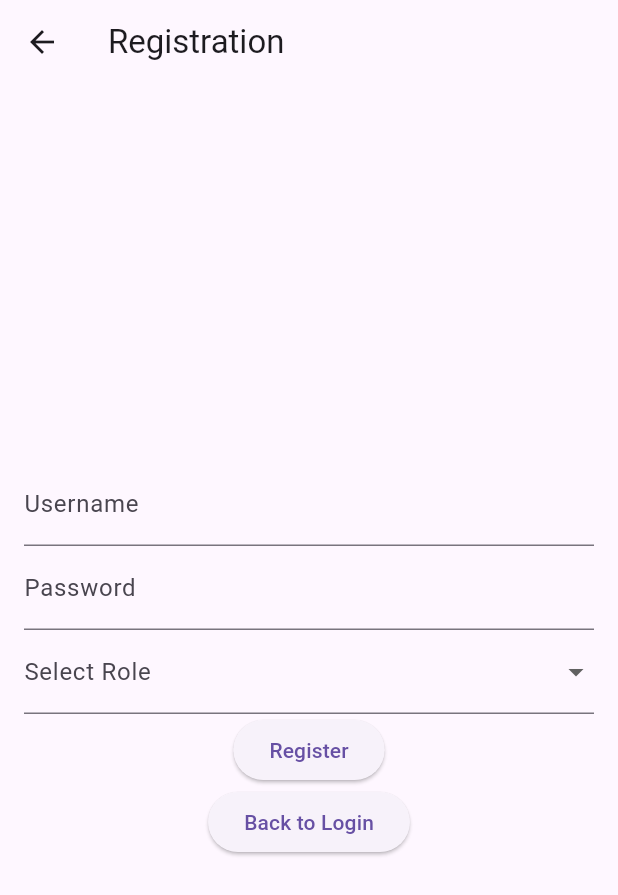
After one commit to Mrstark243/last, a Flutter app: the RegistrationScreen screen opened directly, on a phone screen of 412 x 824 dp. The commit adds this screen. Shown: the top 895 px of the screen. Run offline on Flutter 3.47's test engine with Material 3 defaults, Android fonts, the light colour scheme and no system bars; our stand-ins replace device_info_plus, permission_handler; missing offline and left inert: network_info_plus.

Commit message:
made some changes

```diff
--- /dev/null
+++ b/lib/screens/login_screen.dart
@@ -0,0 +1,61 @@
+import 'package:flutter/material.dart';
+import '../services/user_service.dart';
+
+class LoginScreen extends StatelessWidget {
+  const LoginScreen({Key? key}) : super(key: key);
+
+  @override
+  Widget build(BuildContext context) {
+    final TextEditingController _usernameController = TextEditingController();
+    final TextEditingController _passwordController = TextEditingController();
+
+    return Scaffold(
+      appBar: AppBar(
+        title: const Text('Login'),
+      ),
+      body: Padding(
+        padding: const EdgeInsets.all(16.0),
+        child: Column(
+          mainAxisAlignment: MainAxisAlignment.center,
+          children: [
+            TextField(
+              controller: _usernameController,
+              decoration: InputDecoration(labelText: 'Username'),
+            ),
+            TextField(
+              controller: _passwordController,
+              decoration: InputDecoration(labelText: 'Password'),
+              obscureText: true,
+            ),
+            ElevatedButton(
+              onPressed: () {
+                // Validate login credentials
+                String username = _usernameController.text;
+                String password = _passwordController.text;
+                try {
+                  User user = users.firstWhere((user) => user.username == username && user.password == password, orElse: () => throw Exception('User not found'));
+                  // Redirect based on role
+                  if (user.role == 'Teacher') {
+                    Navigator.pushReplacementNamed(context, '/teacher'); // Assume teacher route exists
+                  } else {
+                    Navigator.pushReplacementNamed(context, '/student'); // Assume student route exists
+                  }
+                } catch (e) {
+                  // Show error message
+                  ScaffoldMessenger.of(context).showSnackBar(SnackBar(content: Text('Invalid credentials!')));
+                }
+              },
+              child: const Text('Login'),
+            ),
+            ElevatedButton(
+              onPressed: () {
+                Navigator.pushReplacementNamed(context, '/register');
+              },
+              child: const Text('Register'),
+            ),
+          ],
+        ),
+      ),
+    );
+  }
+}
--- /dev/null
+++ b/lib/screens/registration_screen.dart
@@ -0,0 +1,73 @@
+import 'package:flutter/material.dart';
+import '../services/user_service.dart';
+
+class RegistrationScreen extends StatefulWidget {
+  const RegistrationScreen({Key? key}) : super(key: key);
+
+  @override
+  _RegistrationScreenState createState() => _RegistrationScreenState();
+}
+
+class _RegistrationScreenState extends State<RegistrationScreen> {
+  final TextEditingController _usernameController = TextEditingController();
+  final TextEditingController _passwordController = TextEditingController();
+  String? _selectedRole;
+
+  @override
+  Widget build(BuildContext context) {
+    return Scaffold(
+      appBar: AppBar(
+        title: const Text('Registration'),
+      ),
+      body: Padding(
+        padding: const EdgeInsets.all(16.0),
+        child: Column(
+          mainAxisAlignment: MainAxisAlignment.center,
+          children: [
+            TextField(
+              controller: _usernameController,
+              decoration: InputDecoration(labelText: 'Username'),
+            ),
+            TextField(
+              controller: _passwordController,
+              decoration: InputDecoration(labelText: 'Password'),
+              obscureText: true,
+            ),
+            DropdownButtonFormField<String>(
+              decoration: InputDecoration(labelText: 'Select Role'),
+              items: <String>['Teacher', 'Student']
+                  .map((String value) {
+                return DropdownMenuItem<String>(
+                  value: value,
+                  child: Text(value),
+                );
+              }).toList(),
+              onChanged: (String? newValue) {
+                setState(() {
+                  _selectedRole = newValue;
+                });
+              },
+            ),
+            ElevatedButton(
+              onPressed: () {
+                if (_selectedRole == null) {
+                  ScaffoldMessenger.of(context).showSnackBar(SnackBar(content: Text('Please select a role.')));
+                  return;
+                }
+                registerUser(_usernameController.text, _passwordController.text, _selectedRole!);
+                Navigator.pop(context); // Navigate back to LoginScreen
+              },
+              child: const Text('Register'),
+            ),
+            ElevatedButton(
+              onPressed: () {
+                Navigator.pop(context); // Navigate back to LoginScreen
+              },
+              child: const Text('Back to Login'),
+            ),
+          ],
+        ),
+      ),
+    );
+  }
+}
--- /dev/null
+++ b/lib/services/user_service.dart
@@ -0,0 +1,13 @@
+class User {
+  String username;
+  String password;
+  String role;
+
+  User({required this.username, required this.password, required this.role});
+}
+
+List<User> users = []; // In-memory storage for users
+
+void registerUser(String username, String password, String role) {
+  users.add(User(username: username, password: password, role: role));
+}
```
Also changed, not shown: lib/screens/student_screen.dart (+26 -27 lines), lib/screens/teacher_screen.dart (+20 -2 lines), lib/services/screen_capture_service.dart (+36 -10 lines), lib/services/socket_service.dart (+57 -19 lines), pubspec.yaml (+4 -5 lines), pubspec.lock.
